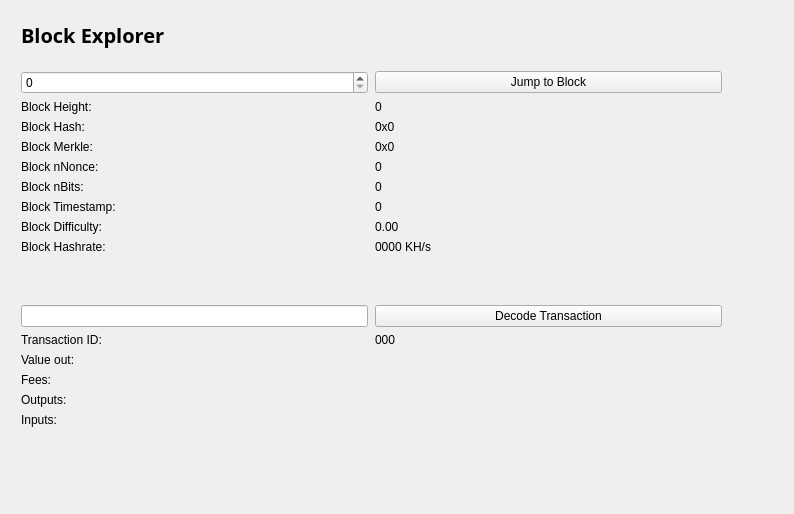
judgecrypto/judgecoin, file src/qt/forms/blockbrowser.ui: the form before one commit.
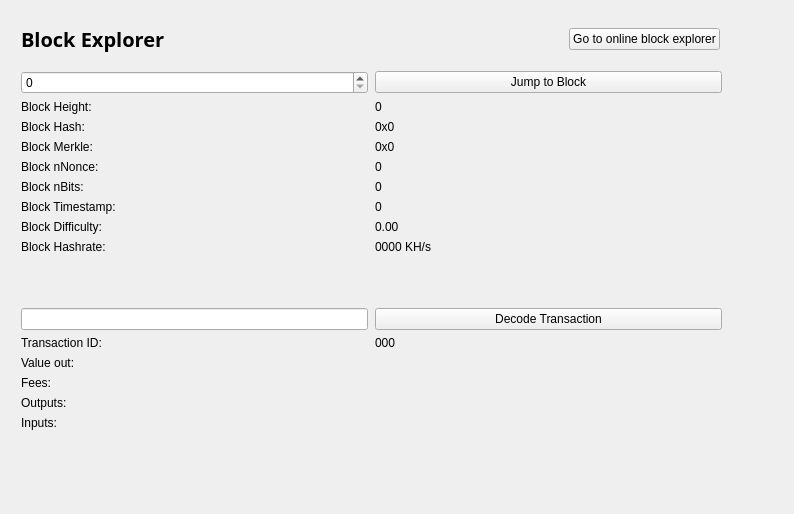
The form after the commit.

Commit message: add block explorer link

What changed in the file:
```diff
--- a/src/qt/forms/blockbrowser.ui
+++ b/src/qt/forms/blockbrowser.ui
@@ -55,7 +55,7 @@
         <x>0</x>
         <y>0</y>
         <width>699</width>
-        <height>27</height>
+        <height>36</height>
        </rect>
       </property>
       <layout class="QHBoxLayout" name="horizontalLayout_4">
@@ -79,6 +79,9 @@
          <property name="orientation">
           <enum>Qt::Horizontal</enum>
          </property>
+         <property name="sizeType">
+          <enum>QSizePolicy::Expanding</enum>
+         </property>
          <property name="sizeHint" stdset="0">
           <size>
            <width>40</width>
@@ -87,6 +90,16 @@
          </property>
         </spacer>
        </item>
+       <item>
+        <widget class="QPushButton" name="pushButton">
+         <property name="text">
+          <string>Go to online block explorer</string>
+         </property>
+         <property name="autoDefault">
+          <bool>false</bool>
+         </property>
+        </widget>
+       </item>
       </layout>
      </widget>
      <widget class="QWidget" name="layoutWidget_2">
@@ -95,7 +108,7 @@
         <x>0</x>
         <y>50</y>
         <width>701</width>
-        <height>400</height>
+        <height>406</height>
        </rect>
       </property>
       <layout class="QGridLayout" name="gridLayout_3" rowstretch="0,0,0,0,0,0,0,0,0,0,0,0,0,0,0,0,0,0,0" columnstretch="0,0">
```
The commit also changes 4 other files.
